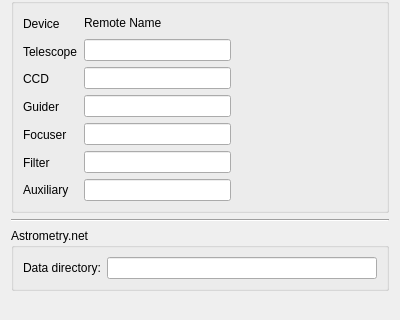
KDE/kstars, file kstars/ekos/opsekos.ui: the form before one commit; both pictures show x 0 to 400 and y 185 to 505 of the 400 by 505 pixel window.
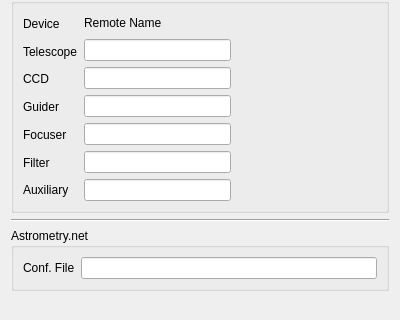
The form after the commit.

Commit message: Using astrometry configuration file instead of data dir directly

```diff
--- a/kstars/ekos/opsekos.ui
+++ b/kstars/ekos/opsekos.ui
@@ -278,7 +278,7 @@
       <item>
        <widget class="QLabel" name="label_14">
         <property name="text">
-         <string>Data directory:</string>
+         <string>Conf. File</string>
         </property>
        </widget>
       </item>
```
Left out of the diff: 2 changed lines with no effect on the pictures. The commit also changes 2 other files.
